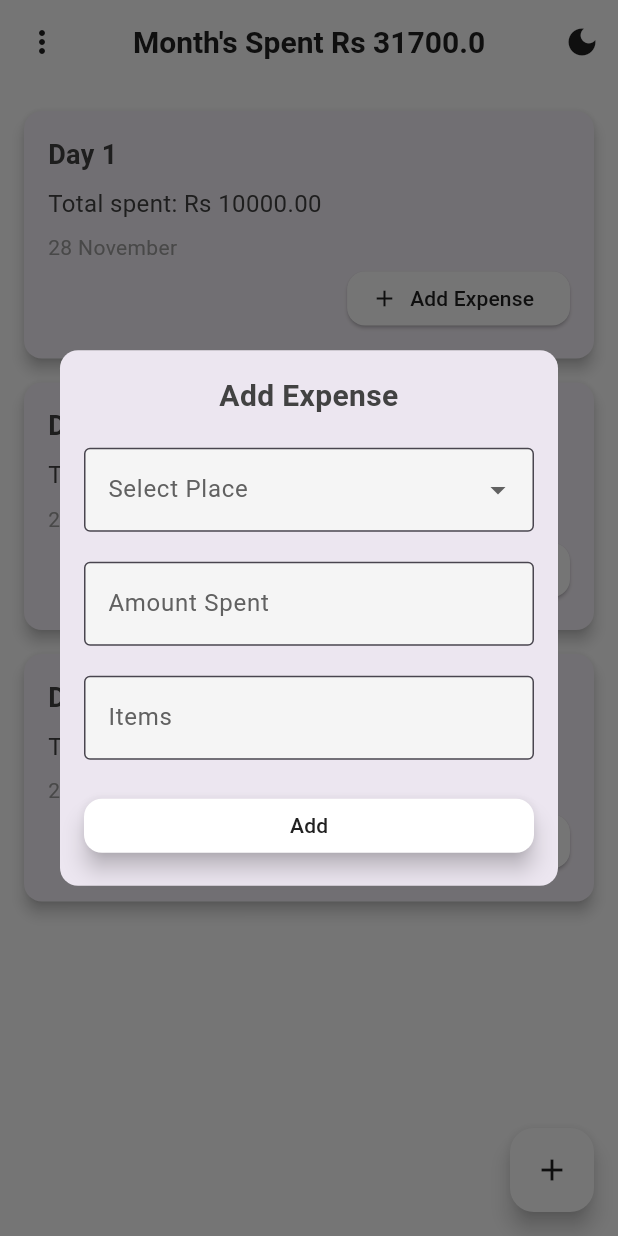
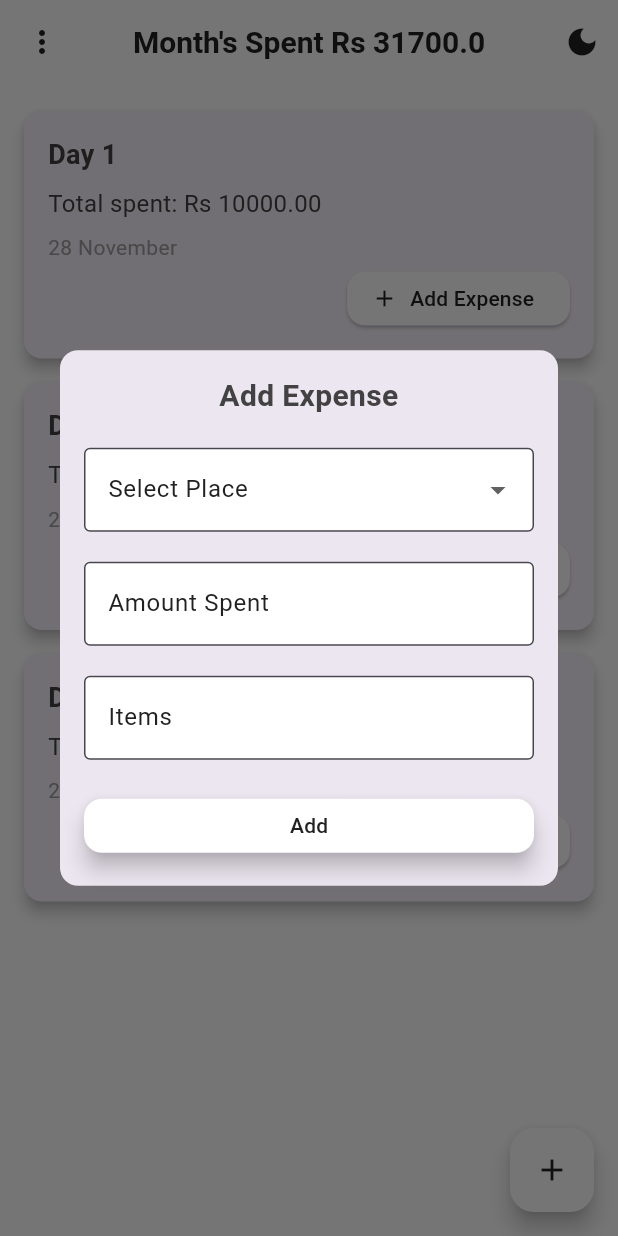
Before and after one commit to R4f4y04/bachat, a Flutter app: the screen it shows after launch, after a tap on "Add Expense", on a phone screen of 412 x 824 dp. Run offline on Flutter 3.47's test engine with Material 3 defaults, Android fonts, the phone set to English and light mode, and no system bars; drawn by our look-alikes of flutter_slidable.

Commit message:
made text fields sexier

```diff
--- a/lib/addExpenseDialog.dart
+++ b/lib/addExpenseDialog.dart
@@ -48,6 +48,9 @@ class _AddExpenseDialogState extends State<AddExpenseDialog> {
             DropdownButtonFormField<String>(
               value: selectedPlace,
               decoration: InputDecoration(
+                fillColor: Theme.of(context).appBarTheme.backgroundColor,
+                labelStyle: TextStyle(
+                    color: Theme.of(context).appBarTheme.foregroundColor),
                 border: OutlineInputBorder(),
                 labelText: 'Select Place',
               ),
@@ -74,6 +77,9 @@ class _AddExpenseDialogState extends State<AddExpenseDialog> {
               TextField(
                 controller: customPlaceController,
                 decoration: InputDecoration(
+                  fillColor: Theme.of(context).appBarTheme.backgroundColor,
+                  labelStyle: TextStyle(
+                      color: Theme.of(context).appBarTheme.foregroundColor),
                   border: OutlineInputBorder(),
                   labelText: 'Enter Custom Place',
                 ),
@@ -83,6 +89,9 @@ class _AddExpenseDialogState extends State<AddExpenseDialog> {
             TextField(
               controller: amountController,
               decoration: InputDecoration(
+                fillColor: Theme.of(context).appBarTheme.backgroundColor,
+                labelStyle: TextStyle(
+                    color: Theme.of(context).appBarTheme.foregroundColor),
                 border: OutlineInputBorder(),
                 labelText: 'Amount Spent',
               ),
@@ -92,6 +101,9 @@ class _AddExpenseDialogState extends State<AddExpenseDialog> {
             TextField(
               controller: itemscontroller,
               decoration: InputDecoration(
+                  fillColor: Theme.of(context).appBarTheme.backgroundColor,
+                  labelStyle: TextStyle(
+                      color: Theme.of(context).appBarTheme.foregroundColor),
                   border: OutlineInputBorder(),
                   labelText: 'Items',
                   hintText: "Optional"),
```
Also changed, not shown: lib/AddDayPage.dart (+9 -0 lines), lib/EditExpensePage.dart (+18 -3 lines).
